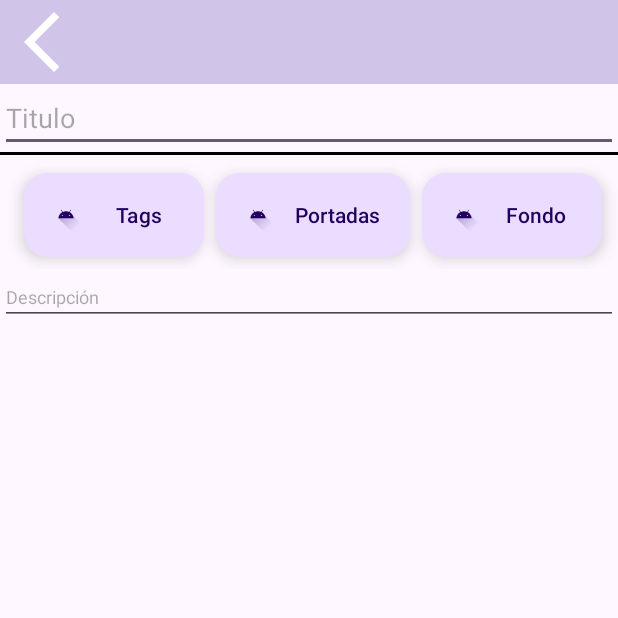
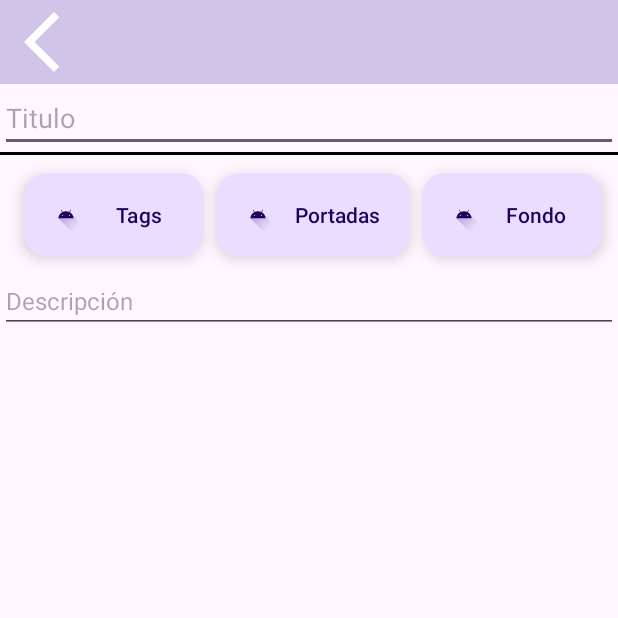
Before and after one commit to ElQuenta/TDone2, an Android app: the fragment SelectCoverFragment placed in its activity, after a tap on an icon or button, on a phone screen of 412 x 824 dp, the top half of it. Run offline under Robolectric (Android 15) with nearby library versions, the phone set to English and light mode, and no system bars; our stand-ins replace Firebase (no records; nobody signed in at launch, a user with empty details on screens opened directly), navigation-ui; 1 other tap on this screen came first.

Commit message:
cambios en el proyecto en relacion a: - cambio de firebase - perparado para conectar a firebase datacloud

```diff
--- a/app/src/main/java/ubp/com/tdone/model/Exmaple.kt
+++ b/app/src/main/java/ubp/com/tdone/model/Exmaple.kt
@@ -12,7 +12,7 @@ public val noteListExample: List<Note>
     get() = listOf(
         Note(
             id = "nota1",
-            userID = "userExample",
+            userId = "userExample",
             title = "nota 1",
             body = "Finalizar el informe de ventas para el trimestre.\n" +
                     "Preparar la presentación para la reunión del cliente el viernes.\n" +
@@ -24,7 +24,7 @@ public val noteListExample: List<Note>
         ),
         Note(
             id = "nota2",
-            userID = "userExample",
+            userId = "userExample",
             title = "nota 2",
             body = "Finalizar el informe de ventas para el trimestre.\n" +
                     "Preparar la presentación para la reunión del cliente el viernes.\n" +
@@ -38,7 +38,7 @@ public val noteListExample: List<Note>
         ),
         Note(
             id = "nota3",
-            userID = "userExample",
+            userId = "userExample",
             title = "nota 3",
             body = "Durante la sesión de lluvia de ideas, se propusieron varias ideas creativas para mejorar la experiencia del usuario en nuestra aplicación móvil. Algunos de los conceptos incluyen la implementación de un nuevo sistema de navegación y la introducción de características de gamificación para aumentar la participación del usuario.",
             createdAt = Timestamp.now(),
@@ -51,7 +51,7 @@ public val noteListExample: List<Note>
         ),
         Note(
             id = "nota4",
-            userID = "userExample",
+            userId = "userExample",
             title = "nota 4",
             body = "Discutimos los requisitos del proyecto y confirmamos los plazos.\n" +
                     "Se acordaron las próximas etapas y se asignaron responsabilidades.\n" +
@@ -63,7 +63,7 @@ public val noteListExample: List<Note>
         ),
         Note(
             id = "nota5",
-            userID = "userExample",
+            userId = "userExample",
             title = "nota 5",
             body = "Durante la revisión de rendimiento trimestral, se identificaron áreas de mejora para el equipo de ventas, como la necesidad de mejorar la tasa de conversión y la calidad de las interacciones con los clientes. Se acordó proporcionar capacitación adicional y establecer metas claras para el próximo trimestre.",
             createdAt = Timestamp.now(),
@@ -76,7 +76,7 @@ public val noteListExample: List<Note>
         ),
         Note(
             id = "nota6",
-            userID = "userExample",
+            userId = "userExample",
             title = "nota 6",
             body = "Resumen de la llamada con el cliente:\n" +
                     "\n" +
@@ -93,7 +93,7 @@ public val noteListExample: List<Note>
         ),
         Note(
             id = "nota7",
-            userID = "userExample",
+            userId = "userExample",
             title = "nota 7",
             body = "Acciones a seguir:\n" +
                     "\n" +
@@ -110,7 +110,7 @@ public val noteListExample: List<Note>
         ),
         Note(
             id = "nota8",
-            userID = "userExample",
+            userId = "userExample",
             title = "nota 8",
             body = "El cliente expresó su satisfacción con la implementación de las nuevas características en la aplicación y sugirió algunas mejoras adicionales, como la integración con plataformas de redes sociales y la optimización del rendimiento. Se comprometió a seguir proporcionando comentarios para ayudar a mejorar aún más el producto.",
             createdAt = Timestamp.now(),
@@ -128,7 +128,7 @@ public val taskListExample: List<Task>
     get() = listOf(
         Task(
             id = "tarea_1",
-            userID = "userExample",
+            userId = "userExample",
             title = "Tarea nro1",
             description = "esta es una tarea de prueba",
             endDate = GregorianCalendar(2023, 2, 22).time,
@@ -138,7 +138,7 @@ public val taskListExample: List<Task>
         ),
         Task(
             id = "tarea_2",
-            userID = "userExample",
+            userId = "userExample",
             title = "Tarea nro2",
             description = "esta es una tarea de prueba",
             endDate = GregorianCalendar(2023, 2, 22).time,
@@ -151,7 +151,7 @@ public val taskListExample: List<Task>
         ),
         Task(
             id = "tarea_3",
-            userID = "userExample",
+            userId = "userExample",
             title = "Tarea nro3",
             description = "esta es una tarea de prueba",
             endDate = GregorianCalendar(2023, 2, 22).time,
@@ -163,7 +163,7 @@ public val taskListExample: List<Task>
         ),
         Task(
             id = "tarea_4",
-            userID = "userExample",
+            userId = "userExample",
             title = "Tarea nro4",
             description = "esta es una tarea de prueba",
             endDate = GregorianCalendar(2023, 2, 22).time,
@@ -174,7 +174,7 @@ public val taskListExample: List<Task>
         ),
         Task(
             id = "tarea_5",
-            userID = "userExample",
+            userId = "userExample",
             title = "Tarea nro5",
             description = "esta es una tarea de prueba",
             endDate = GregorianCalendar(2023, 2, 22).time,
@@ -185,14 +185,14 @@ public val taskListExample: List<Task>
         ),
         Task(
             id = "tarea_6",
-            userID = "userExample",
+            userId = "userExample",
             title = "Tarea nro6",
             description = "esta es una tarea de prueba",
             endDate = GregorianCalendar(2023, 2, 22).time,
         ),
         Task(
             id = "tarea_7",
-            userID = "userExample",
+            userId = "userExample",
             title = "Tarea nro7",
             description = "esta es una tarea de prueba",
             endDate = GregorianCalendar(2023, 2, 22).time,
@@ -207,13 +207,23 @@ public val taskListExample: List<Task>
         )
 
 val tagListExample: List<Tag> = listOf(
-    Tag(id = "tag1", name = "Importante", color = R.color.color_tag_1, userID = "userExample"),
-    Tag(id = "tag2", name = "Urgente", color = R.color.color_tag_2, userID = "userExample"),
-    Tag(id = "tag3", name = "Meh", color = R.color.color_tag_3, userID = "userExample"),
-    Tag(id = "tag4", name = "Trivial", color = R.color.color_tag_4, userID = "userExample"),
+    Tag(id = "tag1", name = "Importante", color = R.color.color_tag_1, userId = "userExample"),
+    Tag(id = "tag2", name = "Urgente", color = R.color.color_tag_2, userId = "userExample"),
+    Tag(id = "tag3", name = "Meh", color = R.color.color_tag_3, userId = "userExample"),
+    Tag(id = "tag4", name = "Trivial", color = R.color.color_tag_4, userId = "userExample"),
 )
 
 private val coverListExample: List<Cover> = listOf(
-    Cover(src = R.drawable.ic_launcher_foreground, srcImage = true),
-    Cover(src = R.drawable.ic_launcher_background, srcImage = true)
+    Cover(
+        id = "image1",
+        userId = "userExample",
+        src = R.drawable.ic_launcher_foreground,
+        srcImage = true
+    ),
+    Cover(
+        id = "image2",
+        userId = "userExample",
+        src = R.drawable.ic_launcher_background,
+        srcImage = true
+    )
 )
--- a/app/src/main/java/ubp/com/tdone/model/dataclases/Cover.kt
+++ b/app/src/main/java/ubp/com/tdone/model/dataclases/Cover.kt
@@ -1,8 +1,13 @@
 package ubp.com.tdone.model.dataclases
 
 import android.net.Uri
+import com.google.firebase.firestore.DocumentId
+
 
 data class Cover(
+    @DocumentId
+    val id: String,
+    val userId : String,
     var src: Int? = null,
     var uri: Uri? = null,
     var srcImage: Boolean = true
--- a/app/src/main/java/ubp/com/tdone/model/dataclases/Note.kt
+++ b/app/src/main/java/ubp/com/tdone/model/dataclases/Note.kt
@@ -7,7 +7,7 @@ import com.google.firebase.firestore.ServerTimestamp
 data class Note(
     @DocumentId
     val id: String,
-    val userID : String,
+    val userId : String,
     val title: String,
     val body: String? = null,
     val tags: List<Tag> = emptyList(),
--- a/app/src/main/java/ubp/com/tdone/model/dataclases/Tag.kt
+++ b/app/src/main/java/ubp/com/tdone/model/dataclases/Tag.kt
@@ -5,7 +5,7 @@ import com.google.firebase.firestore.DocumentId
 data class Tag(
     @DocumentId
     val id: String,
-    val userID : String,
+    val userId : String,
     val name: String,
     val color: Int
 )
--- a/app/src/main/java/ubp/com/tdone/model/dataclases/Task.kt
+++ b/app/src/main/java/ubp/com/tdone/model/dataclases/Task.kt
@@ -8,7 +8,7 @@ import java.util.Date
 data class Task(
     @DocumentId
     val id: String,
-    val userID : String,
+    val userId : String,
     val title: String,
     val description: String? = null,
     val finished: Boolean = false,
--- a/app/src/main/java/ubp/com/tdone/views/UserSettingsActivity.kt
+++ b/app/src/main/java/ubp/com/tdone/views/UserSettingsActivity.kt
@@ -30,7 +30,7 @@ class UserSettingsActivity : AppCompatActivity() {
 
     private fun initUi() {
         binding.tvUserEmail.text = User.getCurrentUser()?.email ?: "Correo del Usuario"
-        binding.tvUserEmail.text = User.getCurrentUser()?.displayName ?: "Nombre de Usuario"
+        binding.tvUserName.text = User.getCurrentUser()?.displayName ?: "Nombre de Usuario"
     }
 
     private fun initListener() {
--- a/app/src/main/java/ubp/com/tdone/views/fragments/creationItemFragments/SelectCoverFragment.kt
+++ b/app/src/main/java/ubp/com/tdone/views/fragments/creationItemFragments/SelectCoverFragment.kt
@@ -1,5 +1,6 @@
 package ubp.com.tdone.views.fragments.creationItemFragments
 
+import User
 import android.os.Bundle
 import android.view.LayoutInflater
 import android.view.View
@@ -19,14 +20,15 @@ class SelectCoverFragment : Fragment() {
     private lateinit var coverAdapter: CoverAdapter
     private val mediator = CoverNotesMediator
 
-    private val coverList: List<Cover> = listOf(
-        Cover(src = R.drawable.background_no_image),
-        Cover(src = R.drawable.background1),
-        Cover(src = R.drawable.background2),
-        Cover(src = R.drawable.background3),
-        Cover(src = R.drawable.background4),
-        Cover(src = R.drawable.background_galery),
-    )
+    private val coverList: List<Cover>
+        get() = listOf(
+            Cover(id = "", userId = User.getCurrentUser()?.uid ?: "noUser", src = R.drawable.background_no_image),
+            Cover(id = "", userId = User.getCurrentUser()?.uid ?: "noUser",src = R.drawable.background1),
+            Cover(id = "", userId = User.getCurrentUser()?.uid ?: "noUser",src = R.drawable.background2),
+            Cover(id = "", userId = User.getCurrentUser()?.uid ?: "noUser",src = R.drawable.background3),
+            Cover(id = "", userId = User.getCurrentUser()?.uid ?: "noUser",src = R.drawable.background4),
+            Cover(id = "", userId = User.getCurrentUser()?.uid ?: "noUser",src = R.drawable.background_galery),
+        )
     private var currentCover = coverList.first()
 
     override fun onCreateView(
--- a/app/src/main/java/ubp/com/tdone/views/fragments/creationItemFragments/SelectTagsFragment.kt
+++ b/app/src/main/java/ubp/com/tdone/views/fragments/creationItemFragments/SelectTagsFragment.kt
@@ -25,7 +25,7 @@ class SelectTagsFragment : Fragment() {
 
 
     private var tagList: MutableList<Tag> =
-        mutableListOf(Tag(id = NEW_TAG_ID, name = "Crear Tag", color = R.color.black,userID = "userExample"))
+        mutableListOf(Tag(id = NEW_TAG_ID, name = "Crear Tag", color = R.color.black,userId = "userExample"))
     private var currentTags: MutableList<Tag> = mutableListOf()
     override fun onViewCreated(view: View, savedInstanceState: Bundle?) {
         super.onViewCreated(view, savedInstanceState)
--- a/app/src/main/res/layout/activity_create_note.xml
+++ b/app/src/main/res/layout/activity_create_note.xml
@@ -30,7 +30,7 @@
                 android:layout_width="match_parent"
                 android:layout_height="160dp"
                 android:scaleType="centerCrop"
-                android:visibility="gone"/>
+                android:visibility="gone" />
 
             <EditText
                 android:id="@+id/et_note_title"
@@ -46,10 +46,10 @@
 
             <androidx.recyclerview.widget.RecyclerView
                 android:id="@+id/rv_selected_tags"
-                android:layout_marginTop="4dp"
+                android:layout_width="wrap_content"
+                android:layout_height="wrap_content"
                 android:layout_marginHorizontal="8dp"
-                android:layout_width="wrap_content"
-                android:layout_height="wrap_content"/>
+                android:layout_marginTop="4dp" />
 
             <Toolbar
                 android:layout_width="match_parent"
@@ -96,9 +96,10 @@
                 android:id="@+id/et_note_body"
                 android:layout_width="match_parent"
                 android:layout_height="wrap_content"
-                android:inputType="text"
+                android:layout_marginBottom="32dp"
                 android:hint="Descripción"
-                android:textSize="12sp"/>
+                android:inputType="textMultiLine"
+                android:textSize="16sp" />
 
         </LinearLayout>
 
```
Also changed, not shown: app/src/main/java/ubp/com/tdone/model/DBConection.kt (+13 -0 lines), app/src/main/res/layout/activity_create_task.xml (+6 -5 lines), 1 other file.
